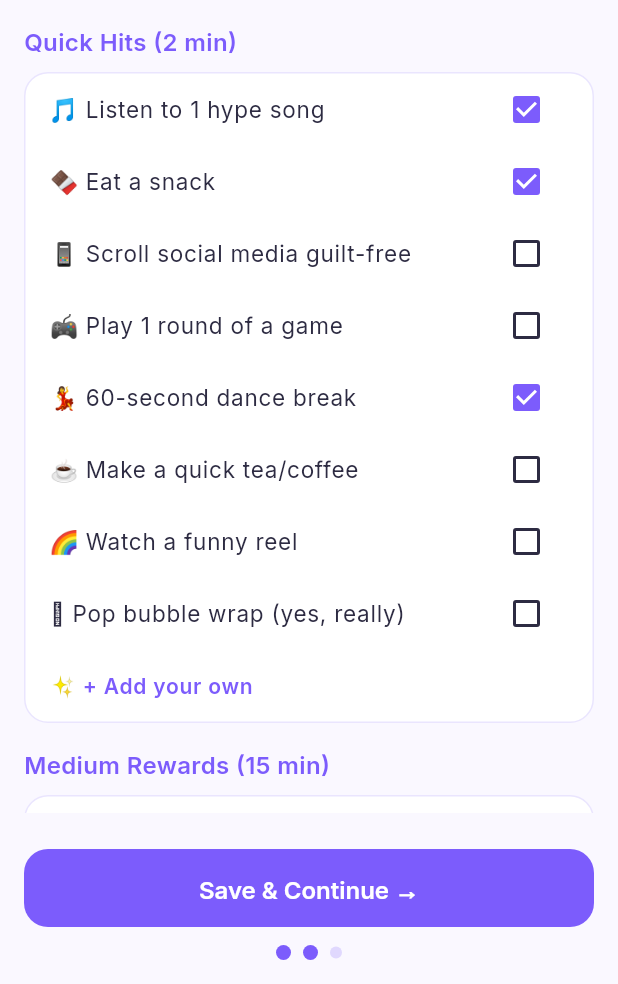
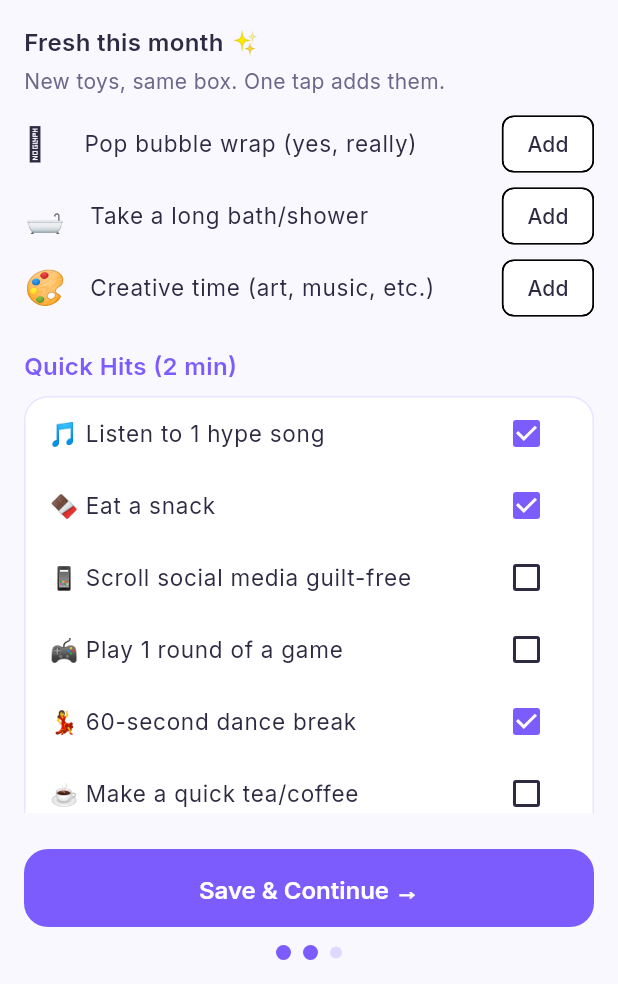
Before and after one commit to TheNishadhraj/Ekagra, a Flutter app: the DopamineMenuSetupScreen screen opened by its route, after a tap on "Tune my menu first →", on a phone screen of 412 x 824 dp, the part 252-1236 px from its top. Run offline on Flutter 3.47's test engine with Material 3 defaults, Android fonts, the phone set to English and light mode, and no system bars; drawn by our look-alikes of flutter_animate; our stand-ins replace flutter_local_notifications, google_fonts, share_plus, shared_preferences, timezone; accounts and stored records are empty.

Commit message:
WI-5.3: anti-novelty-decay retention program (ADR-010)
- GrowthService: active-day milestones 7/30/100 (totals, never streaks),
  fire-once via additive celebratedMilestones key; legacy decode tested.
- MilestoneSheet (one-shot, post-frame in MainShell) + forced-rare
  RewardEngine.rollRare celebration -> existing reveal screen.
- Hyperfocus celebration copy on focus-complete (>=120 min).
- MenuRefreshService: deterministic 3/month suggestions, 'new toys,
  same box', wired into menu tuning UI; excludes owned items.
- Experiments registered: milestone_tone_v1, menu_refresh_count_v1.
- FeatureFlags.retentionProgram = live; RISK-18; retention_test.dart.

Co-authored-by: arena-agent <297053741+arena-agent@users.noreply.github.com>

```diff
--- a/lib/config/feature_flags.dart
+++ b/lib/config/feature_flags.dart
@@ -77,6 +77,12 @@ class FeatureFlags {
   /// model, honestly labelled ("built from patterns, runs on your phone").
   static const taskDecomposition = FeatureMaturity.live;
 
+  /// WI-5.3 anti-novelty-decay program: active-days milestones (7/30/100),
+  /// hyperfocus celebrations, monthly dopamine-menu refresh suggestions,
+  /// weekly nudge-copy rotation (shipped with WI-1.4). All local, all real
+  /// — `live`. Every celebration string is Rule-15 tested.
+  static const retentionProgram = FeatureMaturity.live;
+
   /// Voice "yap mode": NOT BUILT, and no UI implies otherwise. The old
   /// Brain Dump mic button used to *simulate* listening for 2 seconds and
   /// insert a hardcoded item — removed 2026-08-26 as a K18-class honesty
--- a/lib/screens/onboarding/dopamine_menu_setup_screen.dart
+++ b/lib/screens/onboarding/dopamine_menu_setup_screen.dart
@@ -7,6 +7,7 @@ import '../../config/theme.dart';
 import '../../models/dopamine_menu_model.dart';
 import '../../providers/reward_provider.dart';
 import '../../services/analytics_service.dart';
+import '../../services/menu_refresh_service.dart';
 
 /// Step 2 of 3 — one tap by default.
 ///
@@ -140,6 +141,8 @@ class _DopamineMenuSetupScreenState extends State<DopamineMenuSetupScreen> {
                       _defaultPreview(),
                     ] else ...[
                       const SizedBox(height: EkagraSpacing.lg),
+                      _freshThisMonth(),
+                      const SizedBox(height: EkagraSpacing.lg),
                       _buildCategorySection(
                         'Quick Hits (2 min)',
                         RewardTier.quick,
@@ -238,6 +241,64 @@ class _DopamineMenuSetupScreenState extends State<DopamineMenuSetupScreen> {
     ).animate().fadeIn(delay: 200.ms, duration: 400.ms);
   }
 
+  /// WI-5.3: "new toys, same box" — 3 monthly suggestions from the default
+  /// pool that are not already on the menu. One tap adds; ignoring is free.
+  Widget _freshThisMonth() {
+    final selectedTexts = {
+      ..._selected[RewardTier.quick]!,
+      ..._selected[RewardTier.medium]!,
+      ..._selected[RewardTier.big]!,
+    };
+    final now = DateTime.now();
+    final suggestions = MenuRefreshService.suggestionsFor(
+      selectedTexts,
+      now.year,
+      now.month,
+    );
+    if (suggestions.isEmpty) return const SizedBox.shrink();
+    track(Ev.menuRefreshSuggested, {
+      'count': suggestions.length,
+      'month': now.month,
+    });
+
+    return Column(
+      crossAxisAlignment: CrossAxisAlignment.start,
+      children: [
+        Text(
+          'Fresh this month ✨',
+          style: EkagraTypography.bodyBold,
+        ),
+        const SizedBox(height: EkagraSpacing.xs),
+        Text(
+          'New toys, same box. One tap adds them.',
+          style: EkagraTypography.caption,
+        ),
+        const SizedBox(height: EkagraSpacing.sm),
+        ...suggestions.map(
+          (item) => ListTile(
+            dense: true,
+            contentPadding: EdgeInsets.zero,
+            leading: Text(item.emoji, style: const TextStyle(fontSize: 22)),
+            title: Text(
+              item.text,
+              style: EkagraTypography.body.copyWith(fontSize: 15),
+            ),
+            trailing: ActionChip(
+              label: const Text('Add'),
+              onPressed: () {
+                _toggle(item.tier, '${item.emoji} ${item.text}');
+                track(Ev.menuRefreshAdded, {
+                  'tier': item.tier.name,
+                  'month': now.month,
+                });
+              },
+            ),
+          ),
+        ),
+      ],
+    );
+  }
+
   Widget _buildCategorySection(
     String title,
     RewardTier tier,
--- a/lib/screens/shared/main_shell.dart
+++ b/lib/screens/shared/main_shell.dart
@@ -7,6 +7,7 @@ import '../../providers/task_provider.dart';
 import '../../services/analytics_service.dart';
 import '../../services/nudge_service.dart';
 import '../focus/focus_timer_screen.dart';
+import 'milestone_sheet.dart';
 import '../home/home_screen.dart';
 import '../settings/settings_screen.dart';
 import '../timeline/day_view_screen.dart';
@@ -32,6 +33,11 @@ class _MainShellState extends State<MainShell> with WidgetsBindingObserver {
   void initState() {
     super.initState();
     WidgetsBinding.instance.addObserver(this);
+    // WI-5.3: the one-shot milestone celebration, after first frame so the
+    // sheet lands on a fully built shell (never blocks the app opening).
+    WidgetsBinding.instance.addPostFrameCallback((_) {
+      if (mounted) MilestoneSheet.maybeShow(context);
+    });
   }
 
   @override
--- a/lib/services/analytics_service.dart
+++ b/lib/services/analytics_service.dart
@@ -68,6 +68,12 @@ class Ev {
   static const honestCheckCleared = 'honest_check_cleared';
 
   // ── Social ───────────────────────────────────────────────────────────────
+  /// WI-5.3 retention program.
+  static const activeDayMilestone = 'active_day_milestone';
+  static const menuRefreshSuggested = 'menu_refresh_suggested';
+  static const menuRefreshAdded = 'menu_refresh_added';
+  static const milestoneCelebrated = 'milestone_celebrated';
+
   static const bodyDoubleJoined = 'body_double_joined';
   static const bodyDoubleCheered = 'body_double_cheered';
 
--- /dev/null
+++ b/lib/services/menu_refresh_service.dart
@@ -0,0 +1,45 @@
+import '../models/dopamine_menu_model.dart';
+
+/// WI-5.3 — monthly dopamine-menu refresh suggestions.
+///
+/// Novelty decay is the documented failure mode ("lost its self-care
+/// novelty after the first month" — Finch reviews). The fix is not more
+/// features: it is "new toys, same box" — 3 reward suggestions the user
+/// does not already have, rotated monthly, one tap to add.
+///
+/// Pure and deterministic: same menu + same month → same suggestions.
+/// No persistence of its own; the user's saved menu is the state.
+class MenuRefreshService {
+  MenuRefreshService._();
+
+  /// Emoji-prefixed selection strings look like '🍫 Eat a snack'; the
+  /// comparison key is the text without the emoji.
+  static String _bare(String selection) =>
+      selection.replaceFirst(RegExp(r'^\S+\s+'), '').trim().toLowerCase();
+
+  static List<DopamineItem> suggestionsFor(
+    Set<String> currentSelections,
+    int year,
+    int month, {
+    int count = 3,
+  }) {
+    final pool = <DopamineItem>[
+      ...DopamineMenuDefaults.pool['quick']!,
+      ...DopamineMenuDefaults.pool['medium']!,
+      ...DopamineMenuDefaults.pool['big']!,
+    ];
+    final have =
+        currentSelections.map(_bare).where((s) => s.isNotEmpty).toSet();
+    final fresh = pool
+        .where((item) => !have.contains(item.text.toLowerCase()))
+        .toList()
+      ..sort((a, b) => a.id.compareTo(b.id)); // stable order before rotation
+    if (fresh.isEmpty) return const [];
+
+    // Rotate by month key so the same three are not suggested forever.
+    final monthKey = year * 12 + (month - 1);
+    final start = monthKey % fresh.length;
+    final rotated = [...fresh.skip(start), ...fresh.take(start)];
+    return rotated.take(count).toList(growable: false);
+  }
+}
```
Also changed, not shown: lib/providers/reward_provider.dart (+13 -0 lines), lib/screens/focus/focus_complete_screen.dart (+13 -0 lines), lib/screens/shared/milestone_sheet.dart (added, +98 -0 lines), lib/services/experiment_service.dart (+25 -0 lines), lib/services/growth_service.dart (+44 -0 lines), 3 other files.
